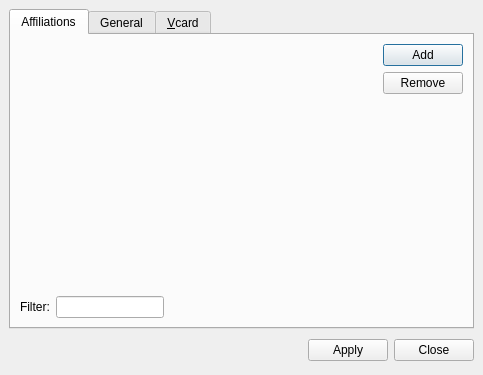
psi-im/psi, file src/mucconfig.ui: the form before one commit.
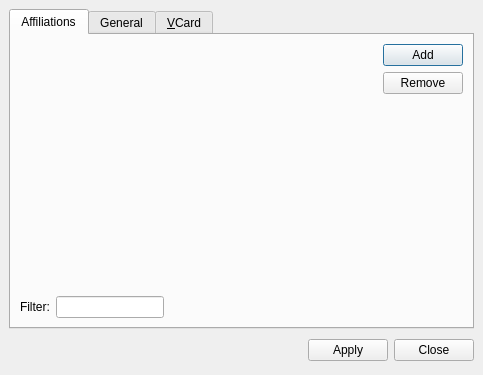
The form after the commit. Custom widgets are drawn as their Qt base class.

Patch:
```diff
--- a/src/mucconfig.ui
+++ b/src/mucconfig.ui
@@ -265,7 +265,7 @@
      </widget>
      <widget class="QWidget" name="tab_vcard">
       <attribute name="title">
-       <string>&amp;Vcard</string>
+       <string>&amp;VCard</string>
       </attribute>
      </widget>
     </widget>
```
